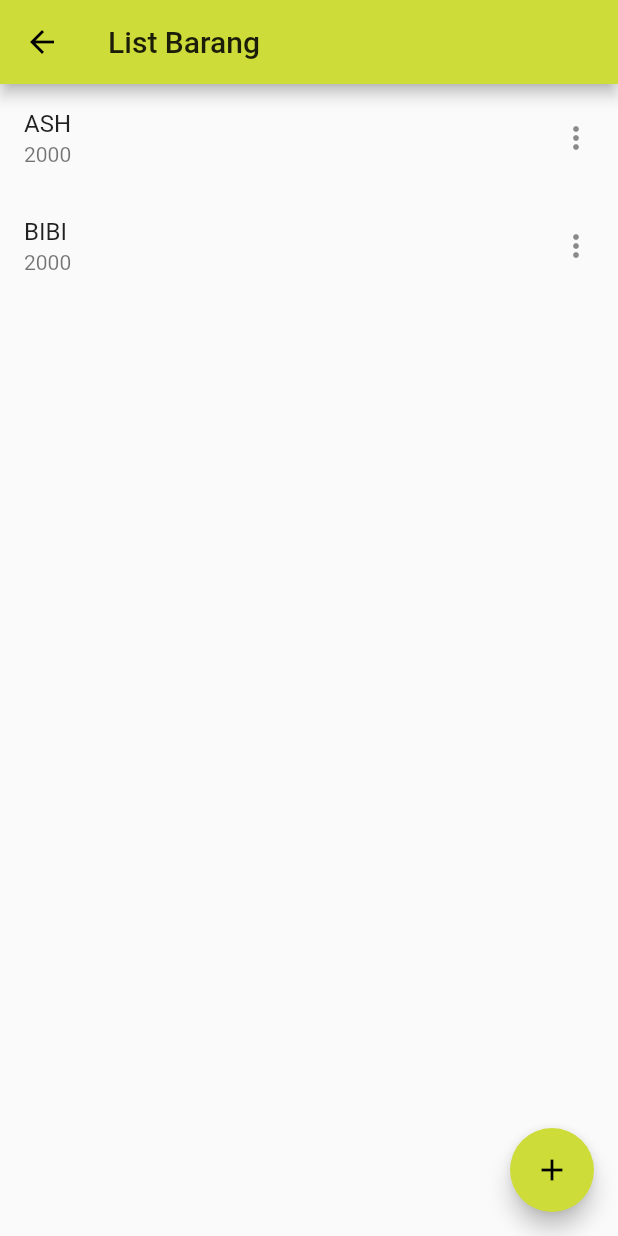
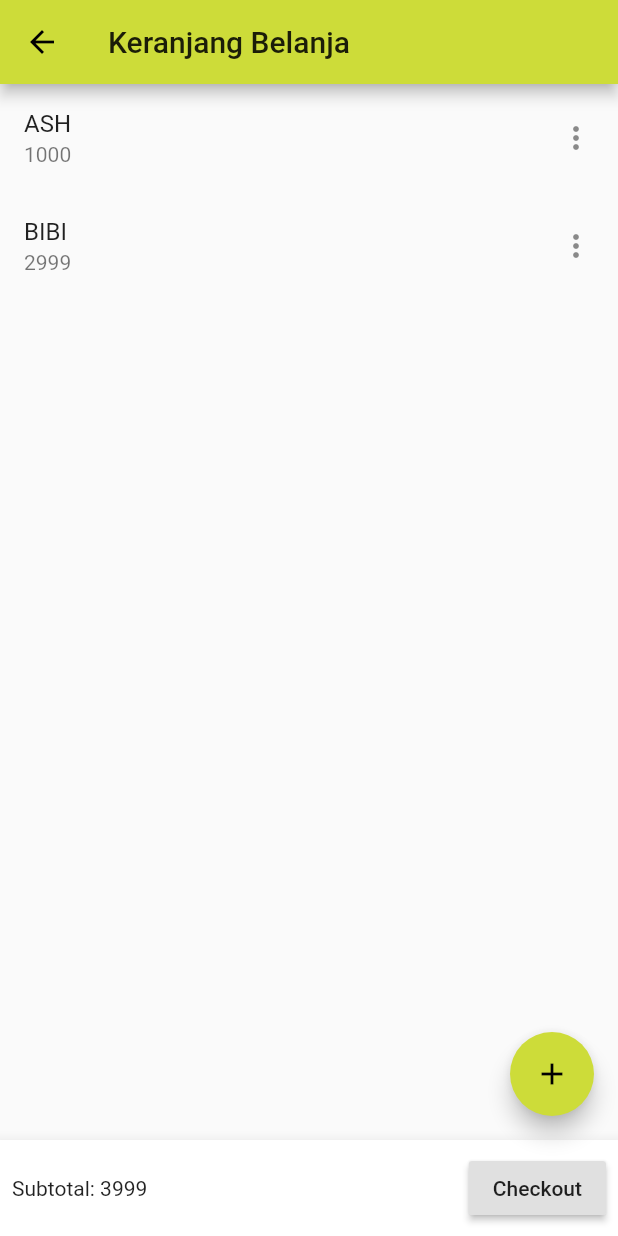
Before and after one commit to mettsardw/smart-chugg2, a Flutter app: the ListBarang screen opened by its route, on a phone screen of 412 x 824 dp. Run offline on Flutter 3.47's test engine with Material 2 defaults, Android fonts, the phone set to English and light mode, and no system bars.

Commit message:
Basic Flow Done without delete and styling

```diff
--- a/lib/checkout.dart
+++ b/lib/checkout.dart
@@ -1,16 +1,22 @@
 import 'package:flutter/cupertino.dart';
+import 'package:flutter/material.dart';
 
 class Checkout extends StatelessWidget {
   //kasih listener untuk ganti screen setelah OTP diterima
   @override
   Widget build(BuildContext context) {
-    return Container(
-      child: Column(
+    return Scaffold(
+      appBar: AppBar(
+        title: Text("Checkout")
+      ),
+      body: Center(
+        child: Column(
         mainAxisAlignment: MainAxisAlignment.center,
         children: <Widget>[
           Text("OTP HERE")
         ]
-      ),
+        )
+      )
     );
   }
 }
--- a/lib/list_barang.dart
+++ b/lib/list_barang.dart
@@ -8,11 +8,14 @@ class ListBarang extends StatefulWidget {
 class _ListBarangState extends State<ListBarang> {
   int _counter = 2;
   List<String> _dataBarang = ["ASH","BIBI"];
-
+  List<int> _dataPrice = [1000,2999];
+  int _subtotal = 3999;
   void _tambahBarang() {
     setState(() {
       _counter++;
       _dataBarang.add(_counter.toString());
+      _dataPrice.add((_counter*1000));
+      _subtotal+=(_counter*1000);
     });
   }
 
@@ -20,7 +23,7 @@ class _ListBarangState extends State<ListBarang> {
   Widget build(BuildContext context) {
     return Scaffold(
       appBar: AppBar(
-        title: Text("List Barang")
+        title: Text("Keranjang Belanja")
       ),
       body: Center(
         child: ListView.builder(
@@ -29,12 +32,13 @@ class _ListBarangState extends State<ListBarang> {
             return new ListTile(
               //leading: FlutterLogo(size: 56.0),
               title: Text(_dataBarang[i]),
-              subtitle: Text((_counter*1000).toString()),
+              subtitle: Text(_dataPrice[i].toString()),
               trailing: Icon(Icons.more_vert)
             );
           },
         )
       ),
+      bottomNavigationBar: BarBawah(_subtotal),
       floatingActionButton: FloatingActionButton(
         onPressed: _tambahBarang,
         tooltip: 'Increment',
@@ -43,3 +47,43 @@ class _ListBarangState extends State<ListBarang> {
     );
   }
 }
+
+class BarBawah extends StatelessWidget {
+  int _subtotal;
+  BarBawah(int _subtotal){
+    this._subtotal=_subtotal;
+  }
+
+  @override
+  Widget build(BuildContext context) {
+    return BottomAppBar(
+      child: new Row(
+        mainAxisSize: MainAxisSize.max,
+        mainAxisAlignment: MainAxisAlignment.spaceBetween,
+        children: <Widget>[
+          Padding(
+            child: Text("Subtotal: "+_subtotal.toString()),
+            padding: EdgeInsets.all(8.0),
+          ),
+          Padding(
+            child: RaisedButton(
+            onPressed: () {
+                Navigator.pushNamed(context, '/checkout');
+              },
+              child: Text("Checkout"),
+            ),
+            padding: EdgeInsets.all(8.0),
+          ),
+          /*
+          IconButton(
+            icon: Icon(Icons.chevron_right),
+            onPressed: () {
+              Navigator.pushNamed(context, '/checkout');
+            },
+          )
+          */
+        ],
+      ),
+    );
+  }
+}
```
Also changed, not shown: lib/main.dart (+21 -22 lines).
